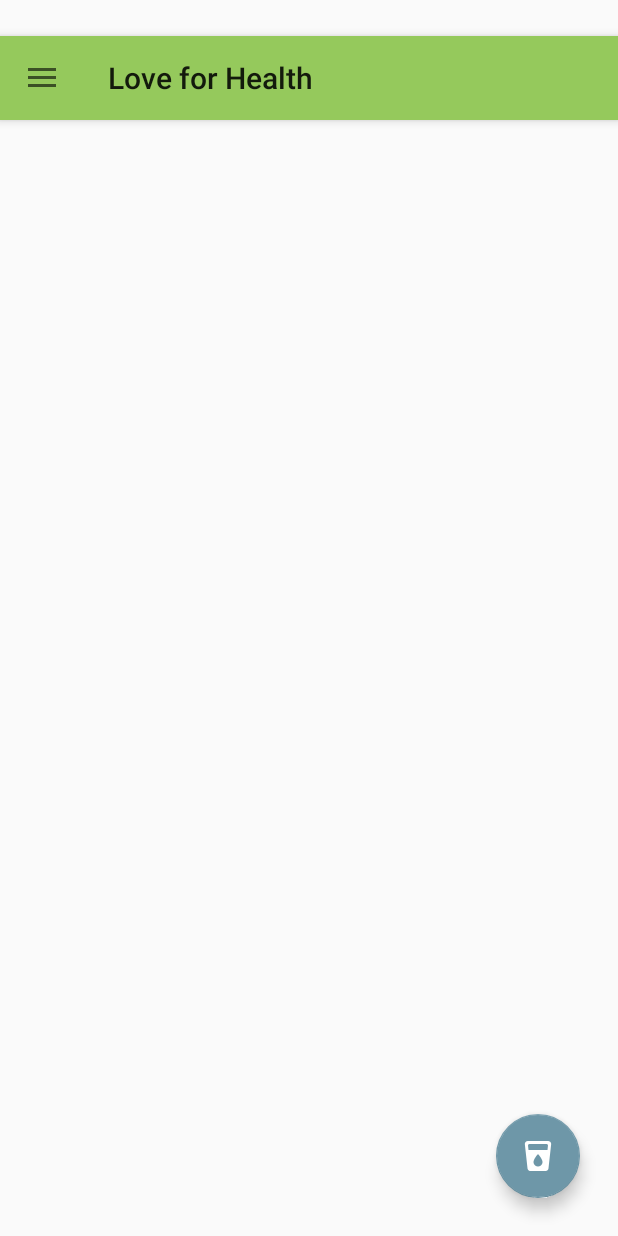
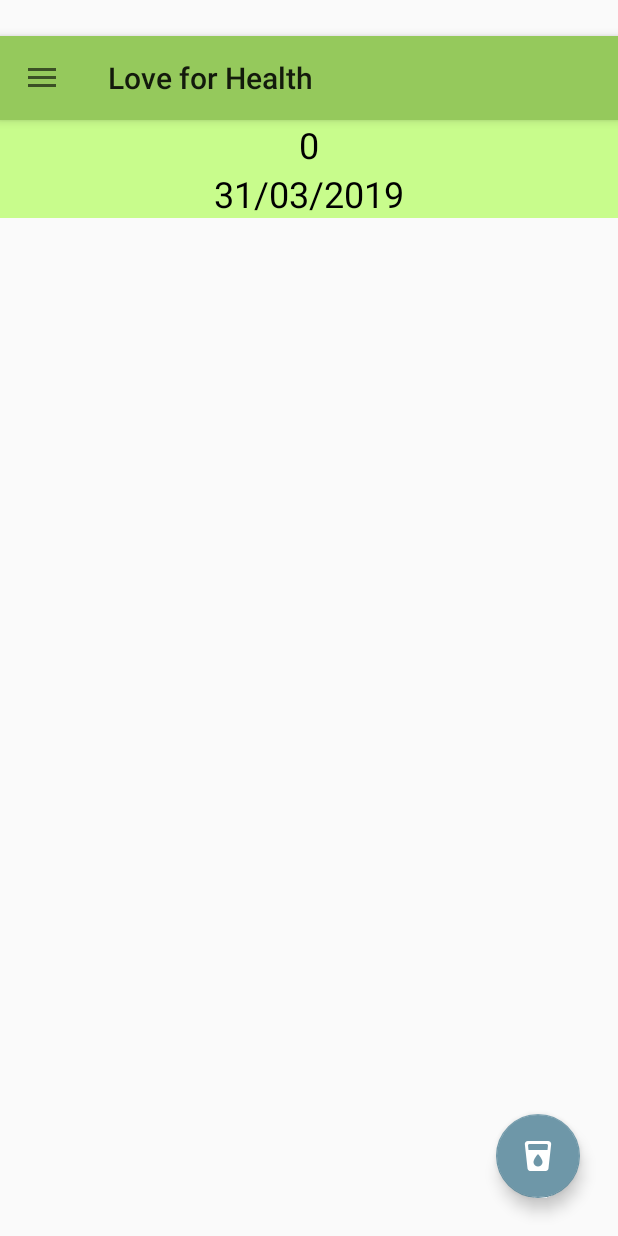
Before and after one commit to Dominika98/AND_HandIn, an Android app: the screen it shows after launch (MainActivity), on a phone screen of 412 x 824 dp. Run offline under Robolectric (Android 15) with nearby library versions, the light colour scheme and no system bars.

Commit message:
Water usecase started

```diff
--- a/app/src/main/java/com/example/loveforhealth/MainActivity.java
+++ b/app/src/main/java/com/example/loveforhealth/MainActivity.java
@@ -1,6 +1,9 @@
 package com.example.loveforhealth;
 
+import android.content.ContentValues;
 import android.content.Intent;
+import android.database.Cursor;
+import android.database.sqlite.SQLiteDatabase;
 import android.support.annotation.NonNull;
 import android.support.design.widget.NavigationView;
 import android.support.v4.view.GravityCompat;
@@ -9,13 +12,22 @@ import android.support.v7.app.ActionBarDrawerToggle;
 import android.support.v7.app.AppCompatActivity;
 import android.os.Bundle;
 import android.support.v7.widget.Toolbar;
+import android.util.Log;
 import android.view.MenuItem;
 import android.view.View;
+import android.widget.TextView;
 import android.widget.Toast;
+
+import org.w3c.dom.Text;
+
+import java.text.SimpleDateFormat;
+import java.util.Calendar;
 
 public class MainActivity extends AppCompatActivity implements NavigationView.OnNavigationItemSelectedListener {
 
     Toolbar myToolbar;
+    TextView waterDetailsAmount;
+    TextView waterDetailsDate;
 
     @Override
     protected void onCreate(Bundle savedInstanceState) {
@@ -24,6 +36,9 @@ public class MainActivity extends AppCompatActivity implements NavigationView.On
 
         myToolbar = (Toolbar) findViewById(R.id.myToolbar);
         setSupportActionBar(myToolbar);
+
+        waterDetailsAmount = (TextView) findViewById(R.id.tv_water_details_amount);
+        waterDetailsDate = (TextView) findViewById(R.id.tv_water_details_date);
 
         DrawerLayout drawer = (DrawerLayout) findViewById(R.id.drawer_layout);
 
@@ -35,11 +50,99 @@ public class MainActivity extends AppCompatActivity implements NavigationView.On
 
         NavigationView navigationView = (NavigationView) findViewById(R.id.nav_view);
         navigationView.setNavigationItemSelectedListener(this);
+
+        updateWaterView();
     }
 
-    public void drink(View view)
-    {
-        Toast.makeText(this, "Water added.", Toast.LENGTH_SHORT).show();
+    public void drink(View view) {
+        Calendar calendar = Calendar.getInstance();
+        SimpleDateFormat format = new SimpleDateFormat("dd/MM/yyyy");
+        String strDate = format.format(calendar.getTime());
+
+        WaterDbHelper waterDbHelper = new WaterDbHelper(this);
+        SQLiteDatabase db = waterDbHelper.getReadableDatabase();
+
+        String[] projection = {
+                WaterContract.WaterEntry._ID,
+                WaterContract.WaterEntry.COLUMN_WATER_AMOUNT,
+                WaterContract.WaterEntry.COLUMN_WATER_DATE,
+                WaterContract.WaterEntry.COLUMN_WATER_CUP};
+
+        String selection = WaterContract.WaterEntry.COLUMN_WATER_DATE + " = ?";
+        String[] arguments = {strDate};
+
+        Cursor cursor = db.query(
+                WaterContract.WaterEntry.TABLE_NAME,
+                projection,
+                selection,
+                arguments,
+                null,
+                null, null);
+
+        if (cursor.moveToFirst()) {
+
+            int amount = cursor.getInt(cursor.getColumnIndex(WaterContract.WaterEntry.COLUMN_WATER_AMOUNT));
+            int newAmount = amount + 200;
+
+            db = waterDbHelper.getWritableDatabase();
+
+            ContentValues values = new ContentValues();
+            values.put(WaterContract.WaterEntry.COLUMN_WATER_AMOUNT, newAmount);
+
+            int count = db.update(WaterContract.WaterEntry.TABLE_NAME, values, selection, arguments);
+            updateWaterView();
+        } else {
+            Toast.makeText(this, "Oh Poop", Toast.LENGTH_SHORT).show();
+        }
+
+    }
+
+    private void updateWaterView() {
+        Calendar calendar = Calendar.getInstance();
+        SimpleDateFormat format = new SimpleDateFormat("dd/MM/yyyy");
+        String strDate = format.format(calendar.getTime());
+
+        WaterDbHelper waterDbHelper = new WaterDbHelper(this);
+        SQLiteDatabase db = waterDbHelper.getReadableDatabase();
+
+        String[] projection = {
+                WaterContract.WaterEntry._ID,
+                WaterContract.WaterEntry.COLUMN_WATER_AMOUNT,
+                WaterContract.WaterEntry.COLUMN_WATER_DATE,
+                WaterContract.WaterEntry.COLUMN_WATER_CUP};
+
+        String selection = WaterContract.WaterEntry.COLUMN_WATER_DATE + " = ?";
+        String[] arguments = {strDate};
+
+        Cursor cursor = db.query(
+                WaterContract.WaterEntry.TABLE_NAME,
+                projection,
+                selection,
+                arguments,
+                null,
+                null, null);
+
+
+        if (cursor.moveToFirst()) {
+            int amount = cursor.getInt(cursor.getColumnIndex(WaterContract.WaterEntry.COLUMN_WATER_AMOUNT));
+            waterDetailsDate.setText(cursor.getString(cursor.getColumnIndex(WaterContract.WaterEntry.COLUMN_WATER_DATE)));
+            waterDetailsAmount.setText(amount + "ml");
+        }
+        else {
+            db = waterDbHelper.getWritableDatabase();
+
+
+            ContentValues values = new ContentValues();
+            values.put(WaterContract.WaterEntry.COLUMN_WATER_AMOUNT, 0);
+            values.put(WaterContract.WaterEntry.COLUMN_WATER_DATE, strDate);
+            values.put(WaterContract.WaterEntry.COLUMN_WATER_CUP, 200);
+
+            db.insert(WaterContract.WaterEntry.TABLE_NAME, null, values);
+
+            waterDetailsDate.setText(strDate);
+            waterDetailsAmount.setText("0");
+        }
+        db.close();
     }
 
     @Override
--- /dev/null
+++ b/app/src/main/java/com/example/loveforhealth/WaterDbHelper.java
@@ -0,0 +1,31 @@
+package com.example.loveforhealth;
+
+import android.content.Context;
+import android.database.sqlite.SQLiteDatabase;
+import android.database.sqlite.SQLiteOpenHelper;
+
+public class WaterDbHelper extends SQLiteOpenHelper {
+
+    private static final String DATABASE_NAME = "water.db";
+    private static final int DATABASE_VERSION = 1;
+
+    public WaterDbHelper(Context context) {
+        super(context, DATABASE_NAME, null, DATABASE_VERSION);
+    }
+
+    @Override
+    public void onCreate(SQLiteDatabase db) {
+        String SQL_CREATE_WATER_TABLE = "CREATE TABLE " + WaterContract.WaterEntry.TABLE_NAME +
+                "(" + WaterContract.WaterEntry.ID + " INTEGER PRIMARY KEY AUTOINCREMENT, " +
+                WaterContract.WaterEntry.COLUMN_WATER_AMOUNT + " INTEGER, " +
+                WaterContract.WaterEntry.COLUMN_WATER_DATE + " TEXT NOT NULL, " +
+                WaterContract.WaterEntry.COLUMN_WATER_CUP + " INTEGER NOT NULL, " +
+                WaterContract.WaterEntry.COLUMN_WATER_TIMESTAMP + " TIMESTAMP DEFAULT CURRENT_TIMESTAMP);";
+        db.execSQL(SQL_CREATE_WATER_TABLE);
+    }
+
+    @Override
+    public void onUpgrade(SQLiteDatabase db, int oldVersion, int newVersion) {
+        onUpgrade(db, oldVersion, newVersion);
+    }
+}
--- a/app/src/main/java/com/example/loveforhealth/WorkoutDbHelper.java
+++ b/app/src/main/java/com/example/loveforhealth/WorkoutDbHelper.java
@@ -26,6 +26,6 @@ public class WorkoutDbHelper extends SQLiteOpenHelper {
 
     @Override
     public void onUpgrade(SQLiteDatabase db, int oldVersion, int newVersion) {
-
+        onUpgrade(db, oldVersion, newVersion);
     }
 }
--- a/app/src/main/res/layout/activity_main.xml
+++ b/app/src/main/res/layout/activity_main.xml
@@ -13,6 +13,32 @@
         android:elevation="4dp"
         android:background="#95c95c"
         android:layout_marginTop="24dp"></android.support.v7.widget.Toolbar>
+
+    <LinearLayout
+        android:layout_width="match_parent"
+        android:layout_height="wrap_content"
+        android:orientation="vertical">
+
+        <TextView
+            android:layout_marginTop="80dp"
+            android:id="@+id/tv_water_details_amount"
+            android:layout_width="match_parent"
+            android:layout_height="wrap_content"
+            android:layout_weight="1"
+            android:text="0L 250ml"
+            android:background="#c8fc8c"
+            style="@style/DataText"/>
+
+        <TextView
+            android:id="@+id/tv_water_details_date"
+            android:layout_width="match_parent"
+            android:layout_height="wrap_content"
+            android:layout_weight="1"
+            android:text="28/03/2019"
+            android:background="#c8fc8c"
+            style="@style/DataText"/>
+
+    </LinearLayout>
 
     <android.support.design.widget.FloatingActionButton
         android:layout_width="wrap_content"
```
Also changed, not shown: app/src/main/AndroidManifest.xml (+6 -2 lines), app/src/main/java/com/example/loveforhealth/DrinkAdapter.java (added, +44 -0 lines), app/src/main/java/com/example/loveforhealth/Feedback.java (+6 -2 lines), app/src/main/java/com/example/loveforhealth/ViewDrinkingWater.java (added, +34 -0 lines), app/src/main/java/com/example/loveforhealth/WaterContract.java (added, +27 -0 lines), app/src/main/res/layout/activity_view_drinking_water.xml (added, +22 -0 lines), app/src/main/res/layout/water_layout.xml (added, +41 -0 lines), app/build.gradle (line endings or trailing spaces).
